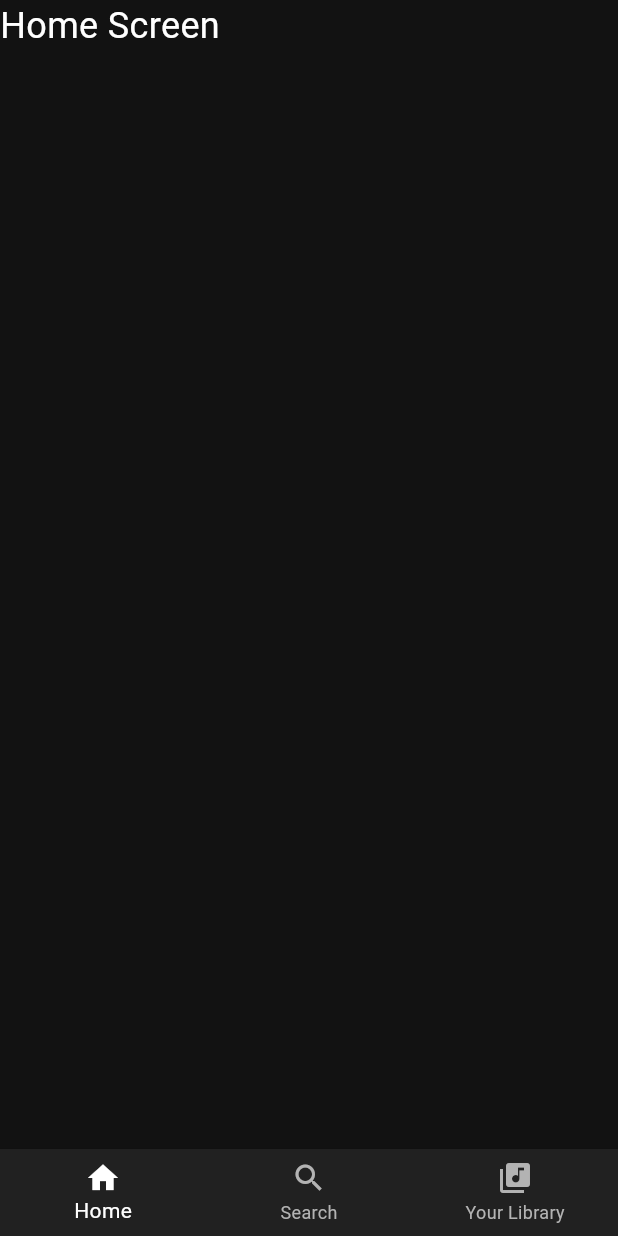
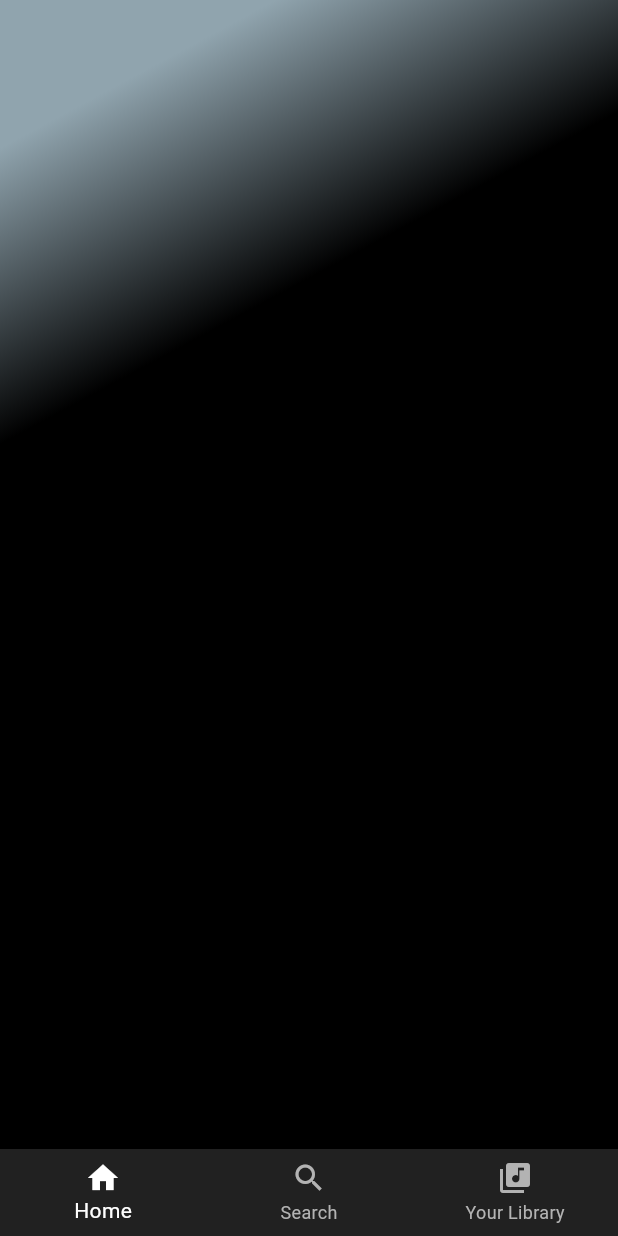
Before and after one commit to shaharyar4t4/spotify-clone, a Flutter app: the screen it shows after launch, on a phone screen of 412 x 824 dp. Run offline on Flutter 3.47's test engine with Material 3 defaults, Android fonts, the phone set to English and light mode, and no system bars.

Commit message:
initial setup the home screen

```diff
--- a/lib/features/screens/home.dart
+++ b/lib/features/screens/home.dart
@@ -9,9 +9,15 @@ class Home extends StatelessWidget {
     return Scaffold(
       backgroundColor: primary,
       body: SafeArea(
-        child: Text(
-          'Home Screen',
-          style: TextStyle(fontSize: 24, color: Colors.white),
+        child: Container(
+          decoration: BoxDecoration(
+            gradient: LinearGradient(
+              colors: [Colors.blueGrey.shade300, Colors.black],
+              begin: Alignment.topLeft,
+              end: Alignment.bottomRight,
+              stops: [0.1, 0.3],
+            ),
+          ),
         ),
       ),
     );
```
Also changed, not shown: pubspec.lock.
